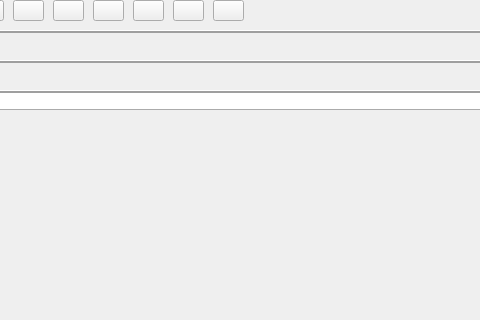
Qt form qFileCommander/mainwindow.ui (Mlynnik/qFileCommander) before a commit; both pictures show x 107 to 587 and y 0 to 320 of the 1418 by 798 pixel window.
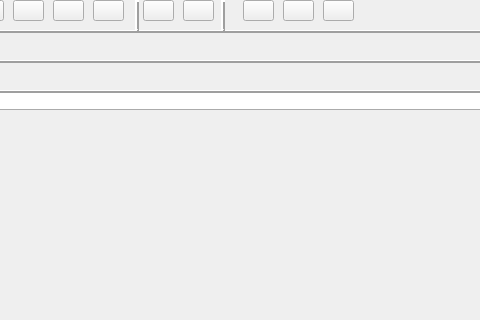
The same form after that commit.

Diff of the .ui file:
```diff
--- a/qFileCommander/mainwindow.ui
+++ b/qFileCommander/mainwindow.ui
@@ -250,7 +250,7 @@
    <widget class="QPushButton" name="pushButton_find">
     <property name="geometry">
      <rect>
-      <x>320</x>
+      <x>430</x>
       <y>0</y>
       <width>31</width>
       <height>21</height>
@@ -282,7 +282,7 @@
    <widget class="QPushButton" name="pushButton_create_file">
     <property name="geometry">
      <rect>
-      <x>240</x>
+      <x>350</x>
       <y>0</y>
       <width>31</width>
       <height>21</height>
@@ -314,7 +314,7 @@
    <widget class="QPushButton" name="pushButton_mass_rename">
     <property name="geometry">
      <rect>
-      <x>280</x>
+      <x>390</x>
       <y>0</y>
       <width>31</width>
       <height>21</height>
@@ -420,6 +420,76 @@
      <string/>
     </property>
    </widget>
+   <widget class="Line" name="line_btn_h1">
+    <property name="geometry">
+     <rect>
+      <x>234</x>
+      <y>0</y>
+      <width>20</width>
+      <height>31</height>
+     </rect>
+    </property>
+    <property name="frameShadow">
+     <enum>QFrame::Raised</enum>
+    </property>
+    <property name="lineWidth">
+     <number>2</number>
+    </property>
+    <property name="orientation">
+     <enum>Qt::Vertical</enum>
+    </property>
+   </widget>
+   <widget class="QPushButton" name="pushButton_zip">
+    <property name="geometry">
+     <rect>
+      <x>250</x>
+      <y>0</y>
+      <width>31</width>
+      <height>21</height>
+     </rect>
+    </property>
+    <property name="toolTip">
+     <string>Архивировать</string>
+    </property>
+    <property name="text">
+     <string/>
+    </property>
+   </widget>
+   <widget class="QPushButton" name="pushButton_unzip">
+    <property name="geometry">
+     <rect>
+      <x>290</x>
+      <y>0</y>
+      <width>31</width>
+      <height>21</height>
+     </rect>
+    </property>
+    <property name="toolTip">
+     <string>Разархивировать</string>
+    </property>
+    <property name="text">
+     <string/>
+    </property>
+   </widget>
+   <widget class="Line" name="line_btn_h2">
+    <property name="geometry">
+     <rect>
+      <x>320</x>
+      <y>0</y>
+      <width>20</width>
+      <height>31</height>
+     </rect>
+    </property>
+    <property name="frameShadow">
+     <enum>QFrame::Raised</enum>
+    </property>
+    <property name="lineWidth">
+     <number>2</number>
+    </property>
+    <property name="orientation">
+     <enum>Qt::Vertical</enum>
+    </property>
+   </widget>
   </widget>
  </widget>
  <resources/>
```
